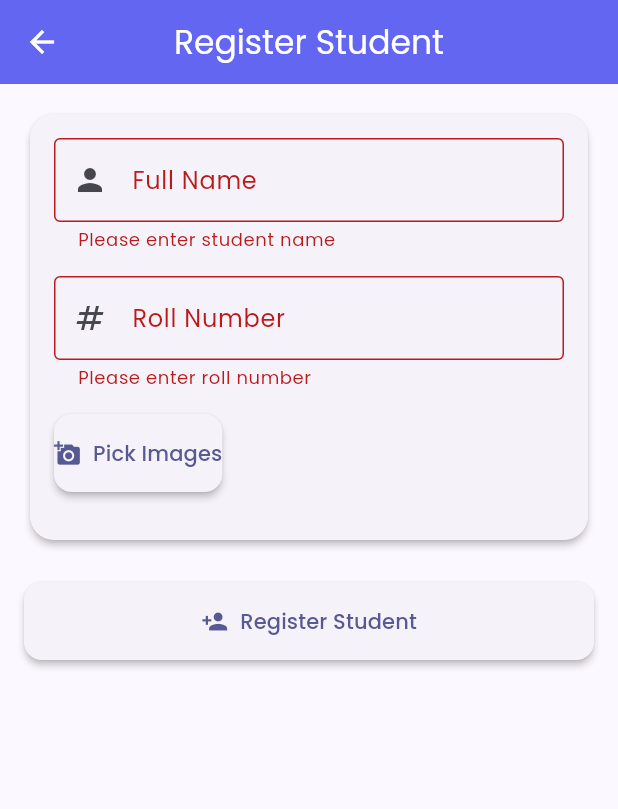
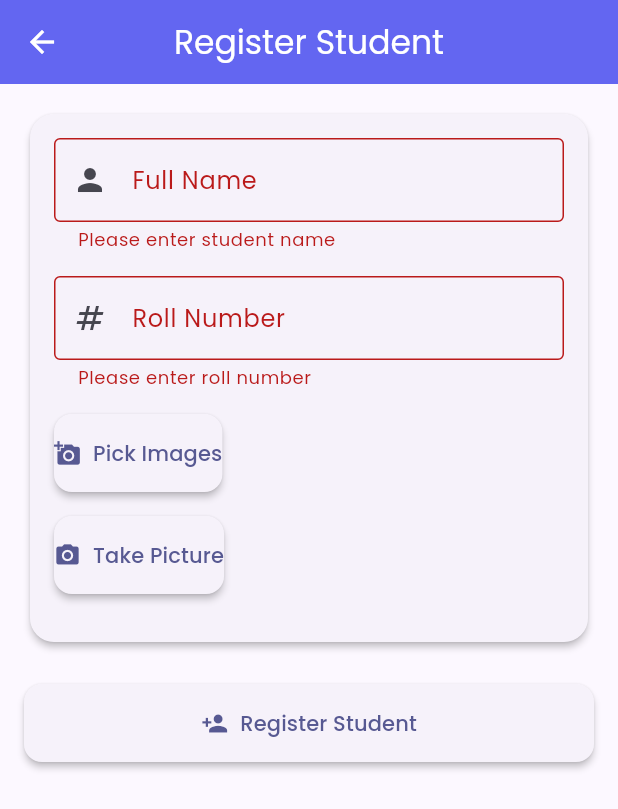
Before and after one commit to FarrukhTahir5/smart-attendance, a Flutter app: the RegisterStudentPage screen opened directly, after a tap on "Register Student", on a phone screen of 412 x 824 dp. Shown: the top 809 px of the screen. Run offline on Flutter 3.47's test engine with Material 3 defaults, Android fonts, the light colour scheme and no system bars; our stand-ins replace camera, dio, file_picker, google_fonts, image_picker; network calls fail.

Commit message:
front end - fixes and support for excel

```diff
--- a/smart-attendance/frontend/lib/screens/preview_attendance_page.dart
+++ b/smart-attendance/frontend/lib/screens/preview_attendance_page.dart
@@ -39,9 +39,15 @@ class _PreviewAttendancePageState extends State<PreviewAttendancePage> {
         'class_': provider.selectedClass,
         'batch_number': provider.selectedBatch,
         'file': await MultipartFile.fromFile(widget.imagePath),
+        'token': provider.jwt
       });
 
       final dio = Dio();
+      dio.options.headers = {
+        'Authorization':
+            'Bearer ${provider.jwt}', // Add token in Authorization header
+      };
+
       final response = await dio.post(
         provider.ipAddress + '/mark-attendance',
         data: formData,
--- a/smart-attendance/frontend/lib/screens/register_student_page.dart
+++ b/smart-attendance/frontend/lib/screens/register_student_page.dart
@@ -21,6 +21,7 @@ class _RegisterStudentPageState extends State<RegisterStudentPage> {
   final _semesterController = TextEditingController();
   List<File> _images = []; // List to hold selected images
   final ImagePicker _picker = ImagePicker();
+  bool isLoading = false; // Track loading state
 
   @override
   void dispose() {
@@ -31,12 +32,22 @@ class _RegisterStudentPageState extends State<RegisterStudentPage> {
     super.dispose();
   }
 
-  // Method to pick multiple images
+  // Method to pick multiple images from gallery
   Future<void> _pickImages() async {
     final pickedFiles = await _picker.pickMultiImage();
     if (pickedFiles != null) {
       setState(() {
         _images = pickedFiles.map((e) => File(e.path)).toList();
+      });
+    }
+  }
+
+  // Method to take a picture from the camera
+  Future<void> _takePicture() async {
+    final pickedFile = await _picker.pickImage(source: ImageSource.camera);
+    if (pickedFile != null) {
+      setState(() {
+        _images.add(File(pickedFile.path));
       });
     }
   }
@@ -48,6 +59,10 @@ class _RegisterStudentPageState extends State<RegisterStudentPage> {
     // Function to handle the registration request using Dio
     Future<void> _registerStudent() async {
       if (_formKey.currentState!.validate()) {
+        setState(() {
+          isLoading = true; // Show loading indicator
+        });
+
         try {
           List<MultipartFile> files = [];
           for (var image in _images) {
@@ -57,12 +72,11 @@ class _RegisterStudentPageState extends State<RegisterStudentPage> {
           FormData formData = FormData.fromMap({
             'name': _nameController.text,
             'rollno': _rollNoController.text,
-            'batch_number': "32",
+            'batch_number': provider.selectedBatch! + provider.selectedProgram!,
             'program': "ai",
             'files': files, // Send a list of files
           });
 
-          print(formData.fields);
           // Instantiate Dio
           final dio = Dio();
 
@@ -97,6 +111,10 @@ class _RegisterStudentPageState extends State<RegisterStudentPage> {
               backgroundColor: Colors.red,
             ),
           );
+        } finally {
+          setState(() {
+            isLoading = false; // Hide loading indicator when done
+          });
         }
       }
     }
@@ -148,37 +166,7 @@ class _RegisterStudentPageState extends State<RegisterStudentPage> {
                         },
                       ),
                       const SizedBox(height: 16),
-                      // TextFormField(
-                      //   controller: _programController,
-                      //   decoration: const InputDecoration(
-                      //     labelText: 'Program',
-                      //     border: OutlineInputBorder(),
-                      //     prefixIcon: Icon(Icons.school),
-                      //   ),
-                      //   validator: (value) {
-                      //     if (value == null || value.isEmpty) {
-                      //       return 'Please enter program';
-                      //     }
-                      //     return null;
-                      //   },
-                      // ),
-                      // const SizedBox(height: 16),
-                      // TextFormField(
-                      //   controller: _semesterController,
-                      //   decoration: const InputDecoration(
-                      //     labelText: 'Batch',
-                      //     border: OutlineInputBorder(),
-                      //     prefixIcon: Icon(Icons.calendar_today),
-                      //   ),
-                      //   validator: (value) {
-                      //     if (value == null || value.isEmpty) {
-                      //       return 'Please enter Batch';
-                      //     }
-                      //     return null;
-                      //   },
-                      // ),
-                      // const SizedBox(height: 16),
-                      // Button to pick multiple images
+                      // Button to pick multiple images from gallery
                       ElevatedButton.icon(
                         onPressed: _pickImages,
                         icon: const Icon(Icons.add_a_photo),
@@ -188,6 +176,17 @@ class _RegisterStudentPageState extends State<RegisterStudentPage> {
                         ),
                       ),
                       const SizedBox(height: 16),
+                      // Button to take a picture from camera
+                      ElevatedButton.icon(
+                        onPressed: _takePicture,
+                        icon: const Icon(Icons.camera_alt),
+                        label: const Text('Take Picture'),
+                        style: ElevatedButton.styleFrom(
+                          padding: const EdgeInsets.symmetric(vertical: 16),
+                        ),
+                      ),
+                      const SizedBox(height: 16),
+                      // Display selected images
                       if (_images.isNotEmpty)
                         Wrap(
                           spacing: 8,
@@ -205,7 +204,12 @@ class _RegisterStudentPageState extends State<RegisterStudentPage> {
                 ),
               ),
               const SizedBox(height: 24),
-              ElevatedButton.icon(
+              // If loading, show a loading spinner instead of the button
+              isLoading
+                  ? Center(
+                      child: CircularProgressIndicator(),
+                    )
+                  : ElevatedButton.icon(
                       onPressed: _registerStudent,
                       icon: const Icon(Icons.person_add),
                       label: const Text('Register Student'),
```
Also changed, not shown: smart-attendance/frontend/lib/navigation/app_navigation.dart (+41 -1 lines), 1 other file. Lines whose indentation alone changed are shown as unchanged.
